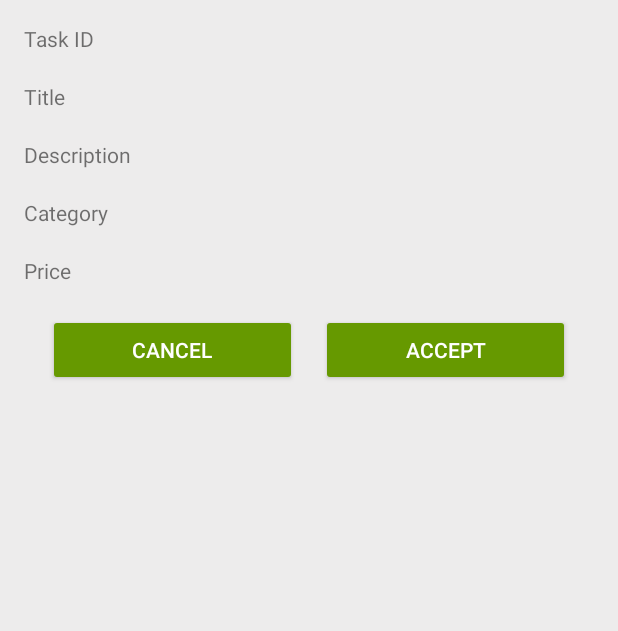
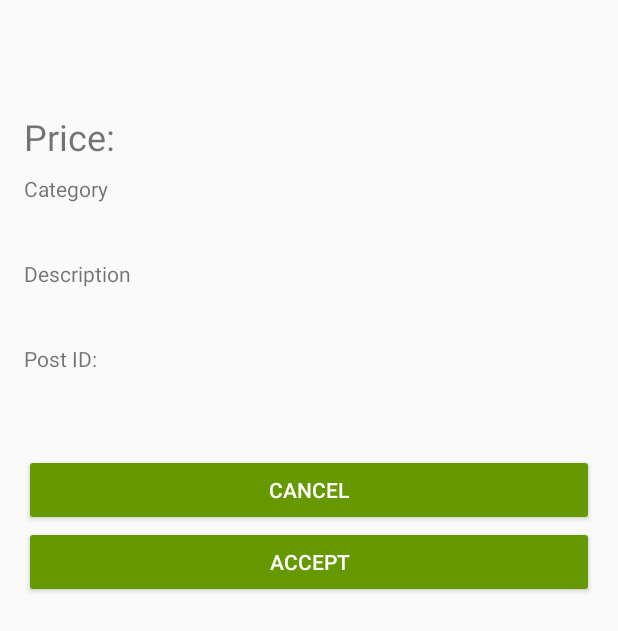
Before and after one commit to bward033/TooLazy, an Android app: the ViewTask screen opened directly, with no data from a screen before it, on a phone screen of 412 x 824 dp. Shown: the top 631 px of the screen. Run offline under Robolectric (Android 15) with nearby library versions, the phone set to English and light mode, and no system bars.

Commit message:
working on finishing

```diff
--- a/app/src/main/res/layout/view_task.xml
+++ b/app/src/main/res/layout/view_task.xml
@@ -5,89 +5,130 @@
     android:paddingRight="@dimen/activity_horizontal_margin"
     android:paddingTop="@dimen/activity_vertical_margin"
     android:paddingBottom="@dimen/activity_vertical_margin"
-    tools:context=".ViewTask">
+    tools:context=".ViewTask"
+    android:weightSum="1">
+
+    <ScrollView
+        android:id="@+id/login_form"
+        android:layout_width="match_parent"
+        android:layout_height="match_parent">
+
+        <LinearLayout
+            android:layout_width="match_parent"
+            android:layout_height="match_parent"
+            android:orientation="vertical">
+
+        <TextView
+            android:layout_width="wrap_content"
+            android:layout_height="wrap_content"
+            android:id="@+id/TextViewTitle"
+            android:textSize="36dp"
+            />
+
+
+    <LinearLayout
+            android:layout_width="355dp"
+            android:layout_height="31dp"
+            android:layout_marginTop="10dp"
+            android:orientation="horizontal"
+        android:weightSum="1">
+
+
+
+        <TextView
+            android:layout_width="wrap_content"
+            android:layout_height="wrap_content"
+            android:text="Price: "
+            android:textSize="24dp"
+            />
+
+
+
+
+
+        <TextView
+                android:layout_width="wrap_content"
+                android:layout_height="wrap_content"
+                android:id="@+id/TextViewPrice"
+                android:textSize="24dp"/>
+
+
+
+        </LinearLayout>
+
+
 
     <TextView
         android:layout_width="wrap_content"
         android:layout_height="wrap_content"
-        android:text="Task ID" />
+        android:text="Category"
+        android:layout_marginTop="10dp"/>
 
     <TextView
         android:layout_width="match_parent"
         android:layout_height="wrap_content"
-        android:id="@+id/TextViewID" />
+        android:id="@+id/TextViewCategory"
+        android:textSize="20dp"/>
 
     <TextView
         android:layout_width="wrap_content"
         android:layout_height="wrap_content"
-        android:text="Title"/>
+        android:text="Description"
+        android:layout_marginTop="10dp"/>
 
     <TextView
         android:layout_width="match_parent"
         android:layout_height="wrap_content"
-        android:id="@+id/TextViewTitle" />
+        android:id="@+id/TextViewDescription"
+        android:textSize="20dp"
+       />
 
-    <TextView
-        android:layout_width="wrap_content"
-        android:layout_height="wrap_content"
-        android:text="Description" />
+
+        <LinearLayout
+            android:layout_width="wrap_content"
+            android:layout_height="wrap_content"
+            android:layout_marginTop="10dp">
+        <TextView
+            android:layout_width="wrap_content"
+            android:layout_height="wrap_content"
+            android:text="Post ID: " />
+
+        <TextView
+            android:layout_width="wrap_content"
+            android:layout_height="wrap_content"
+            android:id="@+id/TextViewID" />
+
+        </LinearLayout>
+
 
     <TextView
         android:layout_width="match_parent"
         android:layout_height="wrap_content"
-        android:id="@+id/TextViewDescription" />
+        android:id="@+id/TextViewStatus"
+        android:textSize="40dp"
+        android:textStyle="bold"/>
 
-    <TextView
-        android:layout_width="wrap_content"
-        android:layout_height="wrap_content"
-        android:text="Category" />
+        <Button
+            android:layout_width="match_parent"
+            android:layout_height="wrap_content"
+            android:text="CANCEL"
+            android:id="@+id/button4"
+            android:backgroundTint="@android:color/holo_green_dark"
+            android:textColor="@android:color/white" />
 
-    <TextView
+
+
+    <Button
+        style="?android:attr/buttonStyleSmall"
         android:layout_width="match_parent"
         android:layout_height="wrap_content"
-        android:id="@+id/TextViewCategory" />
+        android:text="Accept"
+        android:id="@+id/button5"
+        android:backgroundTint="@android:color/holo_green_dark"
+        android:textColor="@android:color/white" />
 
-    <TextView
-        android:layout_width="wrap_content"
-        android:layout_height="wrap_content"
-        android:text="Price" />
-
-    <TextView
-        android:layout_width="match_parent"
-        android:layout_height="wrap_content"
-        android:id="@+id/TextViewPrice" />
-
-    <LinearLayout
-        android:orientation="horizontal"
-        android:layout_width="match_parent"
-        android:layout_height="wrap_content"
-        android:layout_gravity="center_horizontal"
-        android:layout_weight="0">
-
-        <Button
-            android:layout_width="@dimen/abc_action_bar_content_inset_material"
-            android:layout_height="fill_parent"
-            android:text="CANCEL"
-            android:id="@+id/button4"
-            android:layout_weight="1"
-            android:backgroundTint="@android:color/holo_green_dark"
-            android:textColor="@android:color/white"
-            android:layout_marginLeft="@dimen/abc_action_bar_content_inset_material"
-            android:layout_marginRight="@dimen/abc_action_bar_content_inset_material" />
-
-        <Button
-            style="?android:attr/buttonStyleSmall"
-            android:layout_width="@dimen/abc_action_bar_content_inset_material"
-            android:layout_height="fill_parent"
-            android:text="Accept"
-            android:id="@+id/button5"
-            android:layout_weight="1"
-            android:backgroundTint="@android:color/holo_green_dark"
-            android:textColor="@android:color/white"
-            android:layout_marginRight="@dimen/abc_action_bar_content_inset_material" />
-
-
-    </LinearLayout>
+        </LinearLayout>
+</ScrollView>
 
 
 
--- a/app/src/main/res/values/colors.xml
+++ b/app/src/main/res/values/colors.xml
@@ -9,7 +9,7 @@
     <color name="actionbar_background">#ac0e0e</color>
     <color name="colorButton">#ec2d2d</color>
     <color name="grey">#edecec</color>
-    <color name="accent_material_light">#5340ff</color>
+    <color name="accent_material_light">#0e8455</color>
     <color name="purple">#b5a9df</color>
 
     <color name="bright_pink">#FF007F</color>
--- a/app/src/main/res/values/styles.xml
+++ b/app/src/main/res/values/styles.xml
@@ -36,7 +36,7 @@
         <!-- Customize your theme here. -->
         <item name="colorPrimary">@color/colorPrimary</item>
         <item name="colorPrimaryDark">@color/colorPrimaryDark</item>
-        <item name="android:colorBackground">@color/grey</item>
+
 
 
 
```
Also changed, not shown: app/src/main/res/layout/activity_accept_task.xml (+16 -6 lines), app/src/main/res/layout/activity_login.xml (+13 -9 lines), app/src/main/res/layout/activity_maps.xml (+0 -9 lines), app/src/main/res/layout/activity_view_all_tasks.xml (+20 -5 lines), app/src/main/res/layout/activity_write_a_post.xml (+18 -2 lines), app/src/main/res/layout/list_item.xml (+26 -6 lines).
